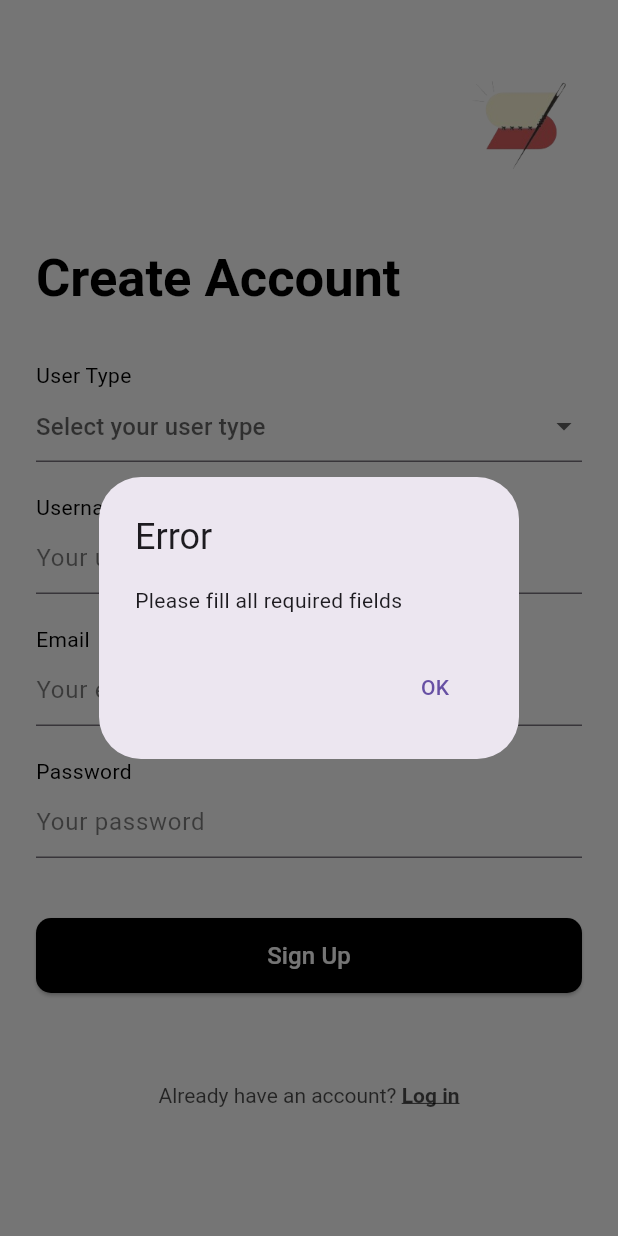
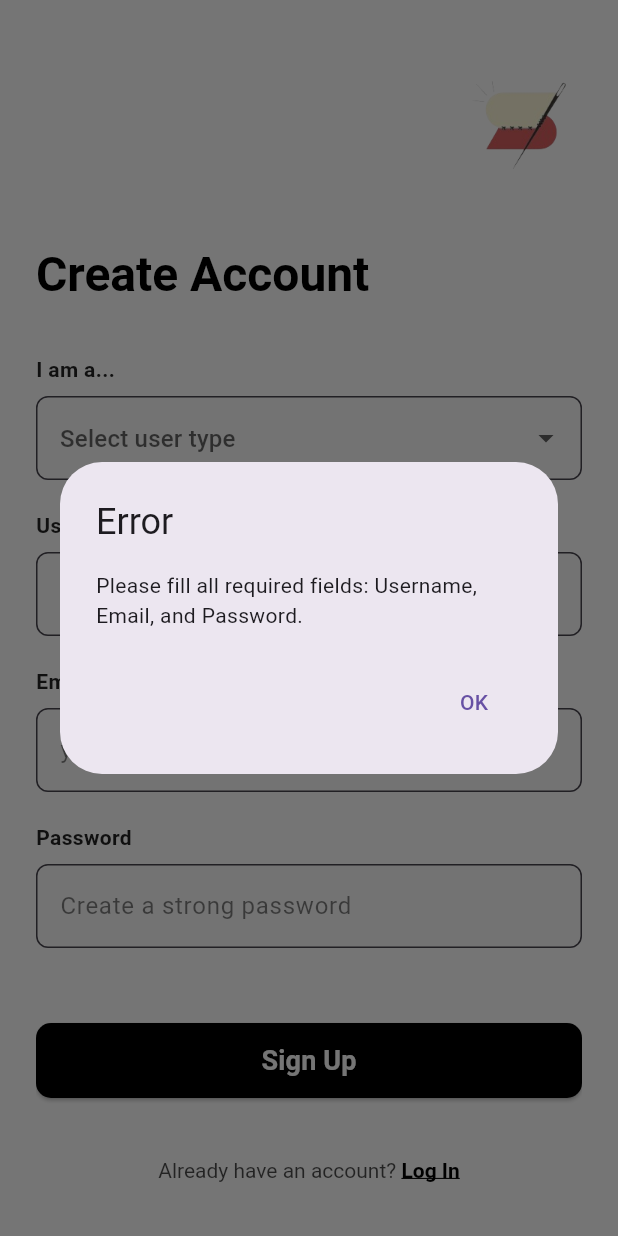
Before and after one commit to yassinn07/Snapfit, a Flutter app: the SignUpScreen screen opened directly, after a tap on "Sign Up", on a phone screen of 412 x 824 dp. Run offline on Flutter 3.47's test engine with Material 3 defaults, Android fonts, the phone set to English and light mode, and no system bars; our stand-ins replace image_picker; Roboto replaces fonts that are missing (Archivo).

Commit message:
updates2

```diff
--- a/lib/sign_up.dart
+++ b/lib/sign_up.dart
@@ -1,9 +1,8 @@
 import 'package:flutter/material.dart';
 import 'package:http/http.dart' as http;
 import 'dart:convert';
-import 'log_in.dart';
-import 'config.dart';
-
+import 'log_in.dart'; // Assuming this is your login screen
+import 'config.dart'; // Your API config
 
 class SignUpScreen extends StatefulWidget {
   const SignUpScreen({super.key});
@@ -31,58 +30,109 @@ class _SignUpScreenState extends State<SignUpScreen> {
     final password = _passwordController.text.trim();
 
     if (username.isEmpty || email.isEmpty || password.isEmpty) {
-      _showErrorDialog('Please fill all required fields');
+      _showErrorDialog('Please fill all required fields: Username, Email, and Password.');
       return;
     }
 
     if (_userType == null) {
-      _showErrorDialog('Please select a user type');
+      _showErrorDialog('Please select a user type (Consumer or Brand).');
       return;
     }
 
-    try {
-      final url = _userType == 'Consumer'
-          ? '${Config.baseUrl}/users/consumer-create'
-          : '${Config.baseUrl}/users/brand-create';
+    // Specific field validation for consumer
+    if (_userType == 'Consumer') {
+      if (_size == null || _size!.isEmpty) {
+        _showErrorDialog('Please select your size.');
+        return;
+      }
+      if (_gender == null || _gender!.isEmpty) {
+        _showErrorDialog('Please select your gender.');
+        return;
+      }
+    }
 
-      final body = _userType == 'Consumer'
-          ? {
+    // Specific field validation for brand
+    if (_userType == 'Brand') {
+      if (_descriptionController.text.trim().isEmpty) {
+        _showErrorDialog('Please enter a brand description.');
+        return;
+      }
+    }
+
+
+    final String url;
+    final Map<String, String> body;
+
+    if (_userType == 'Consumer') {
+      url = '${Config.baseUrl}/users/consumer-create';
+      body = {
         'email': email,
         'password': password,
-        'username': username,
-        'size': _size ?? '',
-        'gender': _gender ?? '',
-      }
-          : {
+        'username': username, // FastAPI endpoint expects 'username' from schema
+        'size': _size ?? '',   // Backend Pydantic schema should handle '' if it's nullable or expects string
+        'gender': _gender ?? '', // Same as above
+      };
+    } else { // Brand
+      url = '${Config.baseUrl}/users/brand-create';
+      body = {
         'email': email,
         'password': password,
-        'username': username,
+        'username': username, // FastAPI endpoint expects 'username' from schema
         'description': _descriptionController.text.trim(),
       };
+    }
 
+    // Show loading indicator option
+    // setState(() { _isLoading = true; }); // You'd need to define _isLoading
+
+    try {
       final response = await http.post(
         Uri.parse(url),
-        headers: {'Content-Type': 'application/json'},
+        headers: {'Content-Type': 'application/json; charset=UTF-8'}, // Added charset
         body: json.encode(body),
       );
 
+      // setState(() { _isLoading = false; }); // Hide loading
+
       if (response.statusCode == 201) {
         // Success - navigate to login screen
-        Navigator.pushReplacement(
-          context,
-          MaterialPageRoute(builder: (context) => const LoginScreen()),
-        );
+        if (mounted) { // Check if the widget is still in the tree
+          ScaffoldMessenger.of(context).showSnackBar(
+            const SnackBar(content: Text('Signup successful! Please log in.'), backgroundColor: Colors.green),
+          );
+          Navigator.pushReplacement(
+            context,
+            MaterialPageRoute(builder: (context) => const LoginScreen()),
+          );
+        }
       } else {
         // Handle error
-        final errorData = json.decode(response.body);
-        _showErrorDialog(errorData['message'] ?? 'Signup failed');
+        final responseBody = response.body;
+        String errorMessage = 'Signup failed. Status code: ${response.statusCode}';
+        try {
+          final errorData = json.decode(responseBody);
+          // FastAPI error responses usually have a "detail" field
+          if (errorData['detail'] != null) {
+            errorMessage = errorData['detail'] is List ? (errorData['detail'] as List).join(', ') : errorData['detail'].toString();
+          } else if (errorData['message'] != null) { // Fallback for other error structures
+            errorMessage = errorData['message'].toString();
+          } else {
+            errorMessage = 'Signup failed: $responseBody';
+          }
+        } catch (e) {
+          // If response.body is not a valid JSON or doesn't have 'detail'/'message'
+          errorMessage = 'Signup failed: $responseBody (Could not parse error details)';
+        }
+        _showErrorDialog(errorMessage);
       }
     } catch (e) {
-      _showErrorDialog('An error occurred: $e');
+      // setState(() { _isLoading = false; }); // Hide loading
+      _showErrorDialog('An error occurred: ${e.toString()}. Please check your connection and try again.');
     }
   }
 
   void _showErrorDialog(String message) {
+    if (!mounted) return; // Check if the widget is still in the tree
     showDialog(
       context: context,
       builder: (ctx) => AlertDialog(
@@ -107,21 +157,27 @@ class _SignUpScreenState extends State<SignUpScreen> {
     super.dispose();
   }
 
+  // ... rest of your build method ...
+  // (The build method you provided seems fine, no changes needed there based on the error)
+  // Ensure all TextFields and DropdownButtonFormFields are within a Form widget
+  // and use GlobalKey<FormState>() for validation if you want more sophisticated
+  // per-field validation indication.
+
   @override
   Widget build(BuildContext context) {
     return Scaffold(
       backgroundColor: Colors.white,
       body: Padding(
         padding: const EdgeInsets.symmetric(horizontal: 24.0),
-        child: SingleChildScrollView(
+        child: SingleChildScrollView( // Good for accommodating different screen sizes
           child: Column(
             crossAxisAlignment: CrossAxisAlignment.start,
             children: [
-              const SizedBox(height: 40),
+              const SizedBox(height: 40), // Adjust spacing as needed
               Align(
                 alignment: Alignment.topRight,
                 child: Image.asset(
-                  'assets/logo_small.png',
+                  'assets/logo_small.png', // Ensure this asset exists in pubspec.yaml and the path is correct
                   width: 80,
                   height: 80,
                 ),
@@ -130,8 +186,8 @@ class _SignUpScreenState extends State<SignUpScreen> {
               const Text(
                 'Create Account',
                 style: TextStyle(
-                  fontSize: 35,
-                  fontFamily: 'Archivo',
+                  fontSize: 32, // Slightly adjusted for typical screen density
+                  fontFamily: 'Archivo', // Ensure this font is included in pubspec.yaml
                   letterSpacing: -0.02,
                   color: Colors.black,
                   fontWeight: FontWeight.bold,
@@ -139,7 +195,8 @@ class _SignUpScreenState extends State<SignUpScreen> {
               ),
               const SizedBox(height: 30),
               // User Type Dropdown
-              const Text("User Type", style: TextStyle(fontSize: 14, color: Colors.black)),
+              const Text("I am a...", style: TextStyle(fontSize: 14, fontWeight: FontWeight.w600, color: Colors.black87)),
+              const SizedBox(height: 8),
               DropdownButtonFormField<String>(
                 value: _userType,
                 items: _userTypes.map((String value) {
@@ -151,46 +208,71 @@ class _SignUpScreenState extends State<SignUpScreen> {
                 onChanged: (newValue) {
                   setState(() {
                     _userType = newValue;
+                    // Reset conditional fields if user type changes
+                    if (newValue == 'Consumer') {
+                      _descriptionController.clear();
+                    } else if (newValue == 'Brand') {
+                      _size = null;
+                      _gender = null;
+                    }
                   });
                 },
                 decoration: InputDecoration(
-                  hintText: "Select your user type",
+                  hintText: "Select user type",
                   hintStyle: TextStyle(color: Colors.black.withOpacity(0.5)),
+                  border: OutlineInputBorder(borderRadius: BorderRadius.circular(8)),
+                  filled: true,
+                  fillColor: Colors.grey[50],
+                ),
+                validator: (value) => value == null ? 'Please select a user type' : null,
+              ),
+              const SizedBox(height: 20),
+              const Text("Username", style: TextStyle(fontSize: 14, fontWeight: FontWeight.w600, color: Colors.black87)),
+              const SizedBox(height: 8),
+              TextField(
+                controller: _usernameController,
+                decoration: InputDecoration(
+                  hintText: "Choose a username",
+                  hintStyle: TextStyle(color: Colors.black.withOpacity(0.5)),
+                  border: OutlineInputBorder(borderRadius: BorderRadius.circular(8)),
+                  filled: true,
+                  fillColor: Colors.grey[50],
                 ),
               ),
               const SizedBox(height: 20),
-              const Text("Username", style: TextStyle(fontSize: 14, color: Colors.black)),
+              const Text("Email", style: TextStyle(fontSize: 14, fontWeight: FontWeight.w600, color: Colors.black87)),
+              const SizedBox(height: 8),
               TextField(
-                controller: _usernameController,
+                controller: _emailController,
+                keyboardType: TextInputType.emailAddress,
                 decoration: InputDecoration(
-                  hintText: "Your username",
+                  hintText: "your.email@example.com",
                   hintStyle: TextStyle(color: Colors.black.withOpacity(0.5)),
+                  border: OutlineInputBorder(borderRadius: BorderRadius.circular(8)),
+                  filled: true,
+                  fillColor: Colors.grey[50],
                 ),
               ),
               const SizedBox(height: 20),
-              const Text("Email", style: TextStyle(fontSize: 14, color: Colors.black)),
-              TextField(
-                controller: _emailController,
-                decoration: InputDecoration(
-                  hintText: "Your email",
-                  hintStyle: TextStyle(color: Colors.black.withOpacity(0.5)),
-                ),
-              ),
-              const SizedBox(height: 20),
-              const Text("Password", style: TextStyle(fontSize: 14, color: Colors.black)),
+              const Text("Password", style: TextStyle(fontSize: 14, fontWeight: FontWeight.w600, color: Colors.black87)),
+              const SizedBox(height: 8),
               TextField(
                 controller: _passwordController,
                 obscureText: true,
                 decoration: InputDecoration(
-                  hintText: "Your password",
+                  hintText: "Create a strong password",
                   hintStyle: TextStyle(color: Colors.black.withOpacity(0.5)),
+                  border: OutlineInputBorder(borderRadius: BorderRadius.circular(8)),
+                  filled: true,
+                  fillColor: Colors.grey[50],
                 ),
               ),
               const SizedBox(height: 20),
 
               // Conditional fields based on user type
               if (_userType == 'Consumer') ...[
-                const Text("Size", style: TextStyle(fontSize: 14, color: Colors.black)),
+                const Text("Size", style: TextStyle(fontSize: 14, fontWeight: FontWeight.w600, color: Colors.black87)),
+                const SizedBox(height: 8),
                 DropdownButtonFormField<String>(
                   value: _size,
                   items: _sizes.map((String value) {
@@ -205,12 +287,17 @@ class _SignUpScreenState extends State<SignUpScreen> {
                     });
                   },
                   decoration: InputDecoration(
-                    hintText: "Select your size",
+                    hintText: "Select your clothing size",
                     hintStyle: TextStyle(color: Colors.black.withOpacity(0.5)),
+                    border: OutlineInputBorder(borderRadius: BorderRadius.circular(8)),
+                    filled: true,
+                    fillColor: Colors.grey[50],
                   ),
+                  validator: (value) => _userType == 'Consumer' && value == null ? 'Please select your size' : null,
                 ),
                 const SizedBox(height: 20),
-                const Text("Gender", style: TextStyle(fontSize: 14, color: Colors.black)),
+                const Text("Gender", style: TextStyle(fontSize: 14, fontWeight: FontWeight.w600, color: Colors.black87)),
+                const SizedBox(height: 8),
                 DropdownButtonFormField<String>(
                   value: _gender,
                   items: _genders.map((String value) {
@@ -227,45 +314,54 @@ class _SignUpScreenState extends State<SignUpScreen> {
                   decoration: InputDecoration(
                     hintText: "Select your gender",
                     hintStyle: TextStyle(color: Colors.black.withOpacity(0.5)),
+                    border: OutlineInputBorder(borderRadius: BorderRadius.circular(8)),
+                    filled: true,
+                    fillColor: Colors.grey[50],
                   ),
+                  validator: (value) => _userType == 'Consumer' && value == null ? 'Please select your gender' : null,
                 ),
                 const SizedBox(height: 20),
               ] else if (_userType == 'Brand') ...[
-                const Text("Description", style: TextStyle(fontSize: 14, color: Colors.black)),
+                const Text("Brand Description", style: TextStyle(fontSize: 14, fontWeight: FontWeight.w600, color: Colors.black87)),
+                const SizedBox(height: 8),
                 TextField(
                   controller: _descriptionController,
                   maxLines: 3,
                   decoration: InputDecoration(
-                    hintText: "Brand description",
+                    hintText: "Tell us about your brand",
                     hintStyle: TextStyle(color: Colors.black.withOpacity(0.5)),
+                    border: OutlineInputBorder(borderRadius: BorderRadius.circular(8)),
+                    filled: true,
+                    fillColor: Colors.grey[50],
                   ),
                 ),
                 const SizedBox(height: 20),
               ],
 
-              const SizedBox(height: 20),
+              const SizedBox(height: 30), // Increased spacing before button
               Center(
                 child: SizedBox(
                   width: double.infinity,
                   height: 50,
                   child: ElevatedButton(
                     style: ElevatedButton.styleFrom(
-                      backgroundColor: Colors.black,
+                      backgroundColor: Colors.black, // Use backgroundColor for newer Flutter versions
                       shape: RoundedRectangleBorder(borderRadius: BorderRadius.circular(10)),
+                      padding: const EdgeInsets.symmetric(vertical: 12),
                     ),
-                    onPressed: _signUp,
+                    onPressed: _signUp, // Assuming _isLoading is false or handled
                     child: const Text(
                       "Sign Up",
-                      style: TextStyle(fontSize: 16, color: Colors.white),
+                      style: TextStyle(fontSize: 18, color: Colors.white, fontWeight: FontWeight.w600),
                     ),
                   ),
                 ),
               ),
-              const SizedBox(height: 60),
+              const SizedBox(height: 40), // Adjusted spacing
               Center(
                 child: GestureDetector(
                   onTap: () {
-                    Navigator.push(
+                    Navigator.pushReplacement( // Use pushReplacement if you don't want to come back to signup
                       context,
                       MaterialPageRoute(builder: (context) => const LoginScreen()),
                     );
@@ -274,14 +370,14 @@ class _SignUpScreenState extends State<SignUpScreen> {
                     text: TextSpan(
                       text: "Already have an account? ",
                       style: TextStyle(fontSize: 14, color: Colors.black.withOpacity(0.7)),
-                      children: [
+                      children: const [
                         TextSpan(
-                          text: "Log in",
+                          text: "Log In",
                           style: TextStyle(
                             fontSize: 14,
                             fontWeight: FontWeight.bold,
                             decoration: TextDecoration.underline,
-                            color: Colors.black.withOpacity(0.7),
+                            color: Colors.black, // Make it stand out a bit more
                           ),
                         ),
                       ],
@@ -289,6 +385,7 @@ class _SignUpScreenState extends State<SignUpScreen> {
                   ),
                 ),
               ),
+              const SizedBox(height: 40), // Bottom padding
             ],
           ),
         ),
```
Also changed, not shown: 4 other files.
